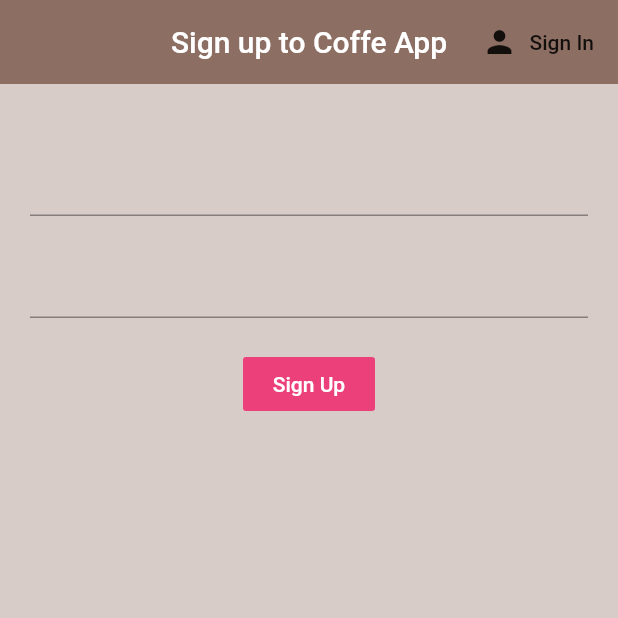
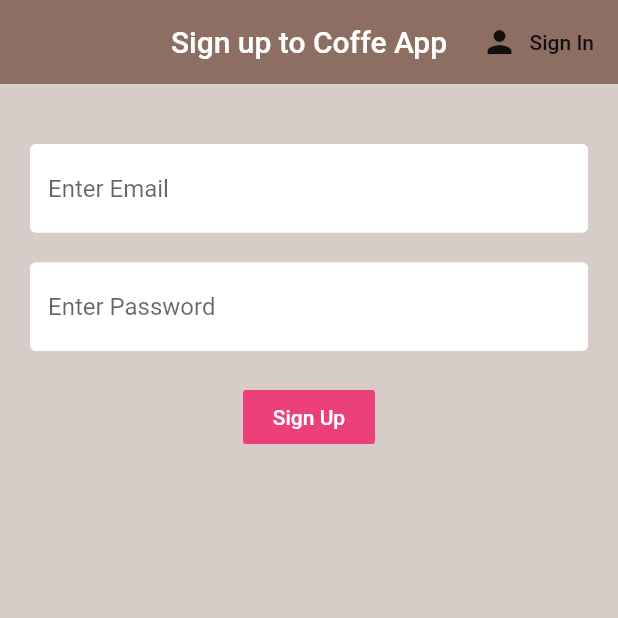
Before and after one commit to WaseemAbbasi22/Tusk, a Flutter app: the screen it shows after launch, after a tap on "Sign In", after a tap on "Sign up", on a phone screen of 412 x 824 dp, the top half of it. Run offline on Flutter 3.47's test engine with Material 2 defaults, Android fonts, the phone set to English and light mode, and no system bars; our stand-ins replace firebase_auth, firebase_core, flutter_spinkit; accounts and stored records are empty.

Commit message:
text input de

```diff
--- a/lib/screen/Authenticate/sign_in.dart
+++ b/lib/screen/Authenticate/sign_in.dart
@@ -1,4 +1,6 @@
 import 'package:coffe_app_firebase/models/user.dart';
+import 'package:coffe_app_firebase/screen/shared/constant.dart';
+import 'package:coffe_app_firebase/screen/shared/loading.dart';
 import 'package:coffe_app_firebase/services/auth.dart';
 import 'package:flutter/material.dart';
 
@@ -15,12 +17,15 @@ class _SignInState extends State<SignIn> {
   final _formkey = GlobalKey<FormState>();
   FUser _user = FUser();
   String error = '';
+  bool loading = false;
   //local variable for email and password...
   // String email = '';
   // String password = '';
   @override
   Widget build(BuildContext context) {
-    return Scaffold(
+    return loading
+        ? Loading()
+        : Scaffold(
             backgroundColor: Colors.brown[100],
             appBar: AppBar(
               backgroundColor: Colors.brown[400],
@@ -47,7 +52,10 @@ class _SignInState extends State<SignIn> {
                         height: 20.0,
                       ),
                       TextFormField(
-                    validator: (val) => val.isEmpty ? 'Enter Email ' : null,
+                          decoration: textInputDecoration.copyWith(
+                              hintText: 'Enter Email'),
+                          validator: (val) =>
+                              val.isEmpty ? 'Enter Email ' : null,
                           onChanged: (val) {
                             setState(() => _user.setEmail(val));
                           }),
@@ -55,6 +63,8 @@ class _SignInState extends State<SignIn> {
                         height: 20.0,
                       ),
                       TextFormField(
+                        decoration: textInputDecoration.copyWith(
+                            hintText: 'Enter Password'),
                         obscureText: true,
                         validator: (val) => val.isEmpty || val.length < 4
                             ? 'Enter password more than 4 digits '
@@ -69,11 +79,17 @@ class _SignInState extends State<SignIn> {
                       FlatButton(
                         onPressed: () async {
                           if (_formkey.currentState.validate()) {
+                            setState(() {
+                              loading = true;
+                            });
                             dynamic result =
                                 await _authService.logInWithEmailandPassword(
                                     _user.getEmail(), _user.getPass());
                             if (result == null) {
-                        setState(() => error = "cradentials not match:");
+                              setState(() {
+                                error = "cradentials not match:";
+                                loading = false;
+                              });
                             }
                           }
                         },
--- a/lib/screen/Authenticate/sign_up.dart
+++ b/lib/screen/Authenticate/sign_up.dart
@@ -1,4 +1,6 @@
 import 'package:coffe_app_firebase/models/user.dart';
+import 'package:coffe_app_firebase/screen/shared/constant.dart';
+import 'package:coffe_app_firebase/screen/shared/loading.dart';
 import 'package:coffe_app_firebase/services/auth.dart';
 import 'package:flutter/material.dart';
 
@@ -14,9 +16,12 @@ class _SignupState extends State<Signup> {
   final _formkey = GlobalKey<FormState>();
   FUser _user = FUser();
   String error = '';
+  bool loading = false;
   @override
   Widget build(BuildContext context) {
-    return Scaffold(
+    return loading
+        ? Loading()
+        : Scaffold(
             backgroundColor: Colors.brown[100],
             appBar: AppBar(
               backgroundColor: Colors.brown[400],
@@ -43,7 +48,10 @@ class _SignupState extends State<Signup> {
                         height: 20.0,
                       ),
                       TextFormField(
-                    validator: (val) => val.isEmpty ? 'Enter Email ' : null,
+                          decoration: textInputDecoration.copyWith(
+                              hintText: 'Enter Email'),
+                          validator: (val) =>
+                              val.isEmpty ? 'Enter Email ' : null,
                           onChanged: (val) {
                             setState(() => _user.setEmail(val));
                           }),
@@ -51,6 +59,8 @@ class _SignupState extends State<Signup> {
                         height: 20.0,
                       ),
                       TextFormField(
+                        decoration: textInputDecoration.copyWith(
+                            hintText: 'Enter Password'),
                         obscureText: true,
                         validator: (val) => val.isEmpty || val.length < 4
                             ? 'Enter password more than 4 digits '
@@ -65,12 +75,17 @@ class _SignupState extends State<Signup> {
                       FlatButton(
                         onPressed: () async {
                           if (_formkey.currentState.validate()) {
+                            setState(() {
+                              loading = true;
+                            });
                             dynamic result =
                                 await _authService.registerWithEmailandPassword(
                                     _user.getEmail(), _user.getPass());
                             if (result == null) {
-                        setState(
-                            () => error = 'Please enter valid information');
+                              setState(() {
+                                error = 'Please enter valid information';
+                                loading = false;
+                              });
                             }
                             // print(_user.getEmail());
                             // print(_user.getPass());
--- /dev/null
+++ b/lib/screen/shared/constant.dart
@@ -0,0 +1,17 @@
+import 'package:flutter/material.dart';
+
+const textInputDecoration = InputDecoration(
+  //hintText: 'Email',
+  //focusColor: Colors.white,
+  fillColor: Colors.white,
+  filled: true,
+  enabledBorder: OutlineInputBorder(
+    borderSide: BorderSide(color: Colors.white, width: 2.0),
+  ),
+  focusedBorder: OutlineInputBorder(
+    borderSide: BorderSide(color: Colors.brown, width: 2.0),
+    //borderRadius: BorderRadius.circular(20.0),
+    //borderRadius: BorderRadius.circular(10.0),
+  ),
+  enabled: true,
+);
--- a/pubspec.yaml
+++ b/pubspec.yaml
@@ -31,6 +31,7 @@ dependencies:
   cloud_firestore: ^0.16.0
   firebase_core: ^0.7.0
   provider: ^4.3.2+3
+  flutter_spinkit: ^4.1.2+1
 
 dev_dependencies:
   flutter_test:
```
Also changed, not shown: lib/screen/shared/loading.dart (added, +19 -0 lines), pubspec.lock. Lines whose indentation alone changed are shown as unchanged.
